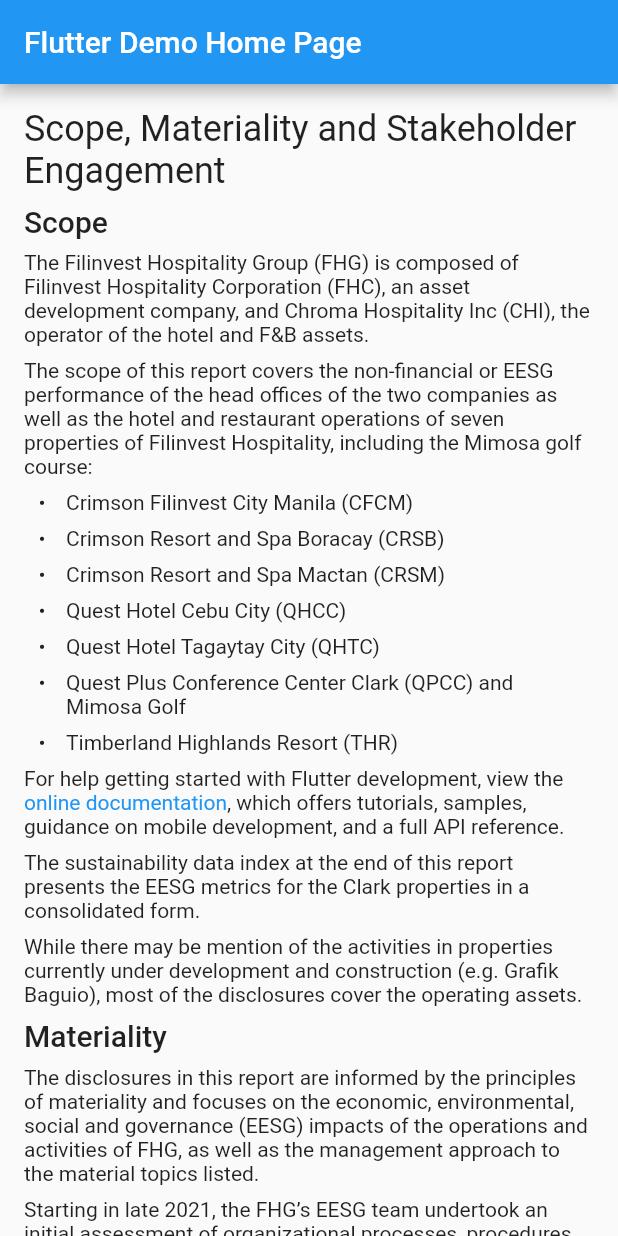
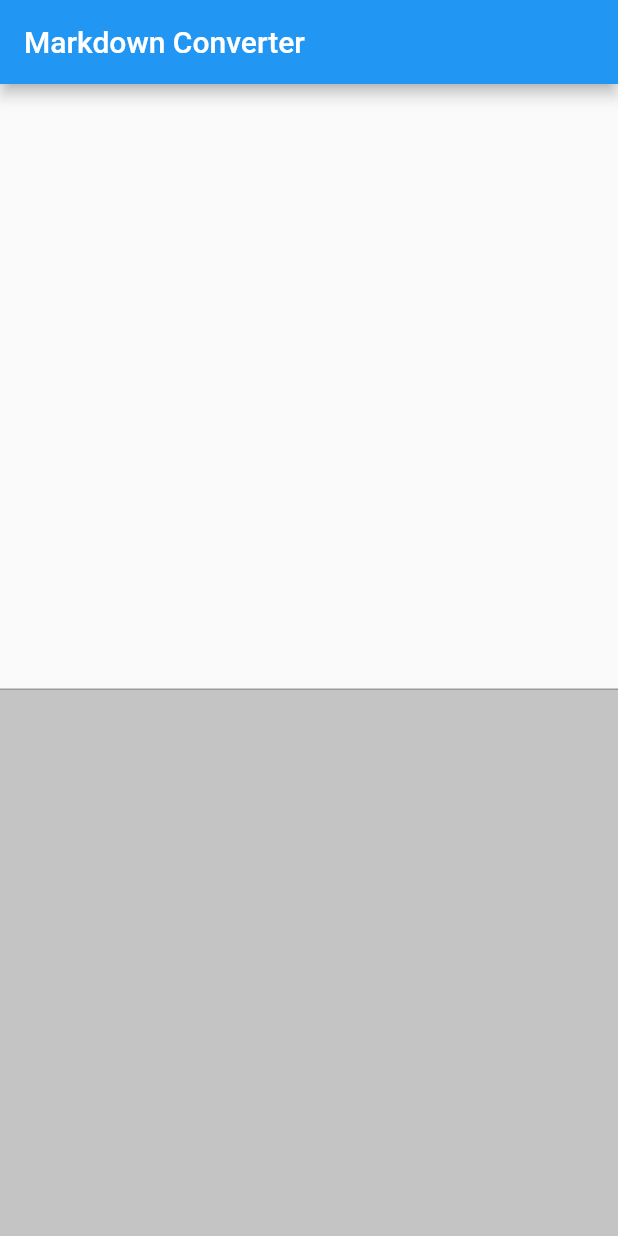
Before and after one commit to abeljrgit/rich-text, a Flutter app: the screen it shows after launch, on a phone screen of 412 x 824 dp. Run offline on Flutter 3.47's test engine with Material 2 defaults, Android fonts, the phone set to English and light mode, and no system bars; our stand-ins replace flutter_markdown.

Commit message:
🚑 fix: Screen

```diff
--- a/lib/main.dart
+++ b/lib/main.dart
@@ -12,11 +12,11 @@
   @override
   Widget build(BuildContext context) {
     return MaterialApp(
-      title: 'Flutter Demo',
+      title: 'Markdown Converter',
       theme: ThemeData(
         primarySwatch: Colors.blue,
       ),
-      home: const MyHomePage(title: 'Flutter Demo Home Page'),
+      home: const MyHomePage(title: 'Markdown Converter'),
     );
   }
 }
@@ -31,7 +31,10 @@
 }
 
 class _MyHomePageState extends State<MyHomePage> {
-  int _counter = 0;
+  String markdownRawValue = '';
+
+  final TextEditingController _markdownRawValuetextFieldController =
+      TextEditingController();
 
   @override
   Widget build(BuildContext context) {
@@ -39,55 +42,27 @@
       appBar: AppBar(
         title: Text(widget.title),
       ),
-      body: Markdown(data: '''
-
-# Scope, Materiality and Stakeholder Engagement
-
-## Scope
-
-The Filinvest Hospitality Group (FHG) is composed of Filinvest Hospitality Corporation (FHC), an asset development company, and Chroma Hospitality Inc (CHI), the operator of the hotel and F&B assets.
-
-The scope of this report covers the non-financial or EESG performance of the head offices of the two companies as well as the hotel and restaurant operations of seven properties of Filinvest Hospitality, including the Mimosa golf course:
-
--	Crimson Filinvest City Manila (CFCM)
--	Crimson Resort and Spa Boracay (CRSB)
--	Crimson Resort and Spa Mactan (CRSM)
--	Quest Hotel Cebu City (QHCC)
--	Quest Hotel Tagaytay City (QHTC)
--	Quest Plus Conference Center Clark (QPCC) and Mimosa Golf
--	Timberland Highlands Resort (THR)
-
-For help getting started with Flutter development, view the
-[online documentation](https://docs.flutter.dev/), which offers tutorials,
-samples, guidance on mobile development, and a full API reference.
-
-The sustainability data index at the end of this report presents the EESG metrics for the Clark properties in a consolidated form.
-
-While there may be mention of the activities in properties currently under development and construction (e.g. Grafik Baguio), most of the disclosures cover the operating assets.
-
-
-## Materiality
-
-The disclosures in this report are informed by the principles of materiality and focuses on the economic, environmental, social and governance (EESG) impacts of the operations and activities of FHG, as well as the management approach to the material topics listed.
-
-Starting in late 2021, the FHG’s EESG team undertook an initial assessment of organizational processes, procedures, and policies to better understand how they relate to EESG issues.  Given the inability to undertake face to face meetings with stakeholders due to the continuing Covid-19 pandemic, the validation stage of the materiality assessment was done through online surveys and soliciting feedback from employees of FHG who were the key contacts of our various stakeholders, thus acting as proxies.
-
-It is expected that a full-blown materiality assessment with external stakeholders can be undertaken in 2023, consisting of various focus group discussions that will seek feedback and suggestions from the attendees.
-
-Material Topics which have an impact on both stakeholders and FHG
-
-| Environment	| Economy	| Social | Governance |
-| ----------- | ------- | ------ | ---------- |
-| Environmental Compliance	| Environmental Compliance	| Employee development  | Procurement Practices |
-| Environmental Compliance	| Environmental Compliance	| Employee development  | Procurement Practices |
-
-
-The insights from the materiality assessment were discussed by the FHG leaders leading to the formulation of the group’s Sustainability Framework which identifies the sustainability focus areas.
-
-Incidentally, the Filinvest Hospitality Group signed up as a supporter to the Hotel Sustainability Basics (HSB) launched during the World Travel and Tourism Convention held in Manila in February 2022.  The HSB is a globally recognized and coordinated set of sustainability indicators that all hotels should implement as a minimum.  Developed by the industry for the industry, they represent twelve actions that are fundamental to hotel sustainability, covering aspects related to efficiency, planet and people.  The Filinvest Hospitality Group’s sustainability commitments completely align with the actions proposed under the HSB.
-
-
-'''),
+      body: Column(
+        children: [
+          TextField(
+            controller: _markdownRawValuetextFieldController,
+            maxLines: 20,
+            keyboardType: TextInputType.multiline,
+            onChanged: (value) {
+              setState(() {
+                _markdownRawValuetextFieldController.text = value;
+              });
+            },
+          ),
+          Expanded(
+            child: Container(
+              color: const Color(0xFFC4C4C4),
+              height: 1000,
+              child: Markdown(data: _markdownRawValuetextFieldController.text),
+            ),
+          ),
+        ],
+      ),
 // This trailing comma makes auto-formatting nicer for build methods.
     );
   }
```
